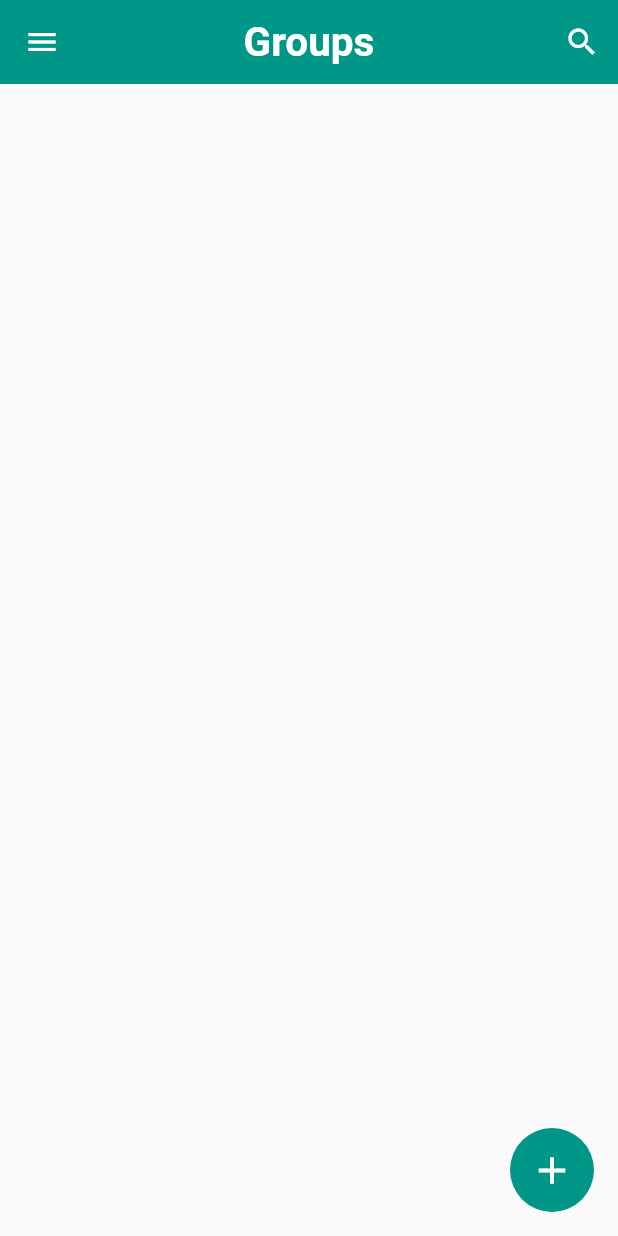
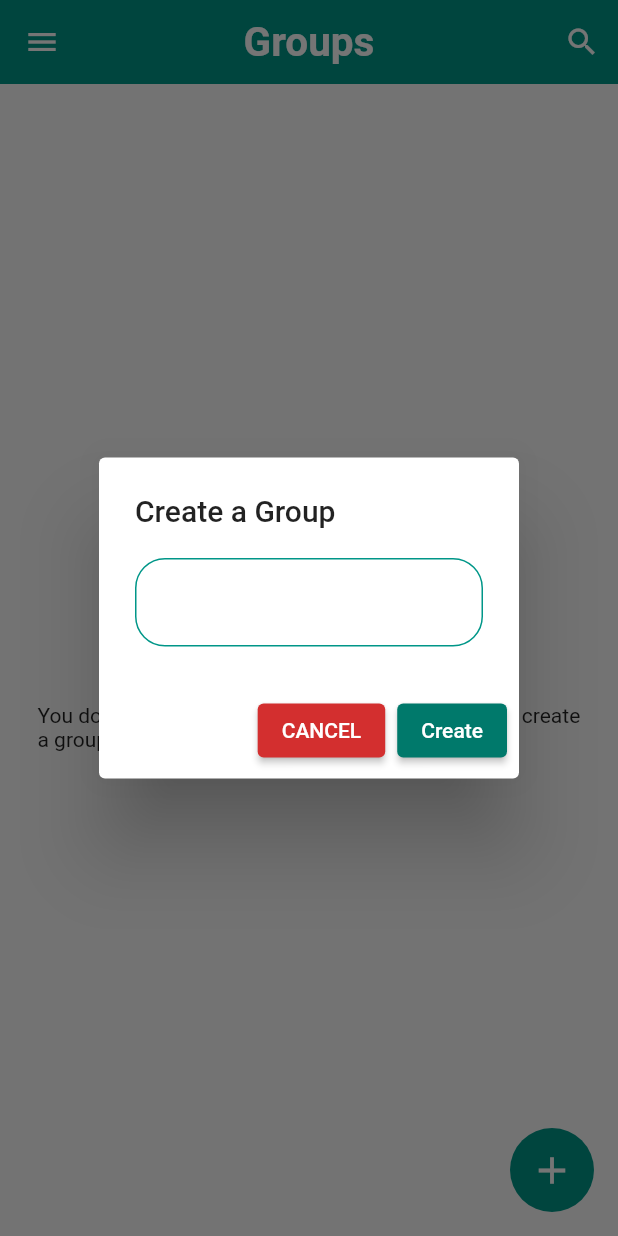
Before and after one commit to AndreiMarin15/Chat-Me, a Flutter app: the HomePage screen opened directly, after a tap on the "add" icon, on a phone screen of 412 x 824 dp. Run offline on Flutter 3.47's test engine with Material 2 defaults, Android fonts, the phone set to English and light mode, and no system bars; our stand-ins replace cloud_firestore, firebase_auth, firebase_core, shared_preferences; accounts and stored records are empty.

Commit message:
Implemented groups page

```diff
--- a/lib/pages/auth/login_page.dart
+++ b/lib/pages/auth/login_page.dart
@@ -19,14 +19,13 @@ class LoginPage extends StatefulWidget {
 
 class _LoginPageState extends State<LoginPage> {
   final formKey = GlobalKey<FormState>();
-
-
-
   String email = "";
   String password = "";
   bool _obscureText = true;
   bool _isLoading = false;
   AuthService auth = AuthService();
+
+
   @override
   Widget build(BuildContext context) {
     return Scaffold(
--- a/lib/pages/home_page.dart
+++ b/lib/pages/home_page.dart
@@ -3,9 +3,11 @@ import 'package:chatapp_firebase/pages/auth/login_page.dart';
 import 'package:chatapp_firebase/pages/profile_page.dart';
 import 'package:chatapp_firebase/pages/search_page.dart';
 import 'package:chatapp_firebase/service/auth_service.dart';
+import 'package:chatapp_firebase/service/db_service.dart';
+import 'package:chatapp_firebase/widgets/group_tile.dart';
 import 'package:chatapp_firebase/widgets/widgets.dart';
+import 'package:firebase_auth/firebase_auth.dart';
 import 'package:flutter/material.dart';
-import 'package:shared_preferences/shared_preferences.dart';
 
 class HomePage extends StatefulWidget {
   const HomePage({super.key});
@@ -18,11 +20,26 @@ class _HomePageState extends State<HomePage> {
   String userName = "";
   String email = "";
   AuthService auth = AuthService();
+  Stream? groups;
+  bool _isLoading = false;
+  String groupName = "";
+  String _uid = FirebaseAuth.instance.currentUser!.uid;
 
   @override
   void initState() {
     super.initState();
     gettingUserData();
+  }
+
+  // string manipulation to get group names and group ids
+  String getId(String res) {
+    // fron index 0 to index of "_"
+    return res.substring(0, res.indexOf("_"));
+  }
+
+  String getName(String res) {
+    // from (index of "_" +) 1  to the last
+    return res.substring(res.indexOf("_") + 1);
   }
 
   gettingUserData() async {
@@ -36,6 +53,15 @@ class _HomePageState extends State<HomePage> {
         email = value!;
       });
     });
+
+    // getting snapshots in stream
+    await Database(uid: FirebaseAuth.instance.currentUser!.uid)
+        .getUserGroups()
+        .then((snap) {
+      setState(() {
+        groups = snap;
+      });
+    });
   }
 
   @override
@@ -47,7 +73,7 @@ class _HomePageState extends State<HomePage> {
               onPressed: () {
                 nextScreen(context, const SearchPage());
               },
-              icon: const Icon(Icons.search))
+              icon: const Icon(Icons.search)),
         ],
         elevation: 0,
         centerTitle: true,
@@ -112,8 +138,12 @@ class _HomePageState extends State<HomePage> {
                     context: context,
                     builder: (context) {
                       return AlertDialog(
-                        title: const Text("Logout"),
-                        content: const Text("Are you sure?"),
+                        title: const Text(
+                          "Logout",
+                        ),
+                        content: const Text(
+                          "Are you sure?",
+                        ),
                         actions: [
                           IconButton(
                             onPressed: () {
@@ -174,10 +204,146 @@ class _HomePageState extends State<HomePage> {
   }
 
   popUpDialog(BuildContext context) {
+    showDialog(
+        context: context,
+        builder: (context) {
+          return StatefulBuilder(
+            builder: ((context, setState) {
+              return AlertDialog(
+                title: const Text(
+                  "Create a Group",
+                  textAlign: TextAlign.left,
+                ),
+                content: Column(
+                  mainAxisSize: MainAxisSize.min,
+                  children: [
+                    _isLoading
+                        ? Center(
+                            child: CircularProgressIndicator(
+                              color: Colors.teal[700],
+                            ),
+                          )
+                        : TextField(
+                            onChanged: (val) {
+                              setState(() {
+                                groupName = val;
+                              });
+                            },
+                            style: const TextStyle(color: Colors.black),
+                            decoration: InputDecoration(
+                              enabledBorder: OutlineInputBorder(
+                                borderSide:
+                                    const BorderSide(color: Colors.teal),
+                                borderRadius: BorderRadius.circular(20),
+                              ),
+                              errorBorder: OutlineInputBorder(
+                                borderSide: BorderSide(color: Colors.red[900]!),
+                                borderRadius: BorderRadius.circular(20),
+                              ),
+                              focusedBorder: OutlineInputBorder(
+                                borderSide:
+                                    BorderSide(color: Colors.teal[700]!),
+                                borderRadius: BorderRadius.circular(20),
+                              ),
+                            ),
+                          ),
+                  ],
+                ),
+                actions: [
+                  ElevatedButton(
+                    onPressed: () {
+                      Navigator.of(context).pop();
+                    },
+                    style: ElevatedButton.styleFrom(
+                      backgroundColor: Colors.red[700],
+                    ),
+                    child: const Text("CANCEL"),
+                  ),
+                  ElevatedButton(
+                    onPressed: () async {
+                      if (groupName != "") {
+                        setState(() {
+                          _isLoading = true;
+                        });
 
+                        await Database(uid: _uid)
+                            .createGroup(userName, _uid, groupName)
+                            .whenComplete(() {
+                          setState(() {
+                            _isLoading = false;
+                          });
+                          Navigator.of(context).pop();
+                          showSnackbar(context, Colors.green,
+                              "Group: $groupName created successfully.");
+                        });
+                      } else {}
+                    },
+                    style: ElevatedButton.styleFrom(
+                        backgroundColor: Colors.teal[700]),
+                    child: const Text("Create"),
+                  ),
+                ],
+              );
+            }),
+          );
+        });
   }
 
-  groupList(){
+  groupList() {
+    return StreamBuilder(
+      stream: groups,
+      builder: (context, AsyncSnapshot snap) {
+        if (snap.hasData) {
+          if (snap.data['groups'].length != null &&
+              snap.data['groups'].length != 0) {
+            return ListView.builder(
+              itemCount: snap.data['groups'].length,
+              itemBuilder: (context, index) {
+                int revIndex = snap.data['groups'].length - index - 1;
+                return GroupTile(
+                    groupId: getId(snap.data['groups'][revIndex]),
+                    groupName: getName(snap.data['groups'][revIndex]),
+                    username: userName);
+              },
+            );
+          } else {
+            return noGroupWidget();
+          }
+        } else {
+          return const Center(
+            child: CircularProgressIndicator(
+              color: Colors.teal,
+            ),
+          );
+        }
+      },
+    );
+  }
 
+  noGroupWidget() {
+    return Container(
+      padding: const EdgeInsets.symmetric(horizontal: 25),
+      child: Column(
+        mainAxisAlignment: MainAxisAlignment.center,
+        crossAxisAlignment: CrossAxisAlignment.center,
+        children: [
+          GestureDetector(
+            onTap: () {
+              popUpDialog(context);
+            },
+            child: Icon(
+              Icons.add_circle,
+              color: Colors.grey[700],
+              size: 75,
+            ),
+          ),
+          const SizedBox(
+            height: 15,
+          ),
+          const Text(
+              "You do not have any groups yet. Tap the add icon to create a group."),
+        ],
+      ),
+    );
   }
 }
```
Also changed, not shown: lib/service/db_service.dart (+33 -0 lines), lib/widgets/group_tile.dart (added, +49 -0 lines).
